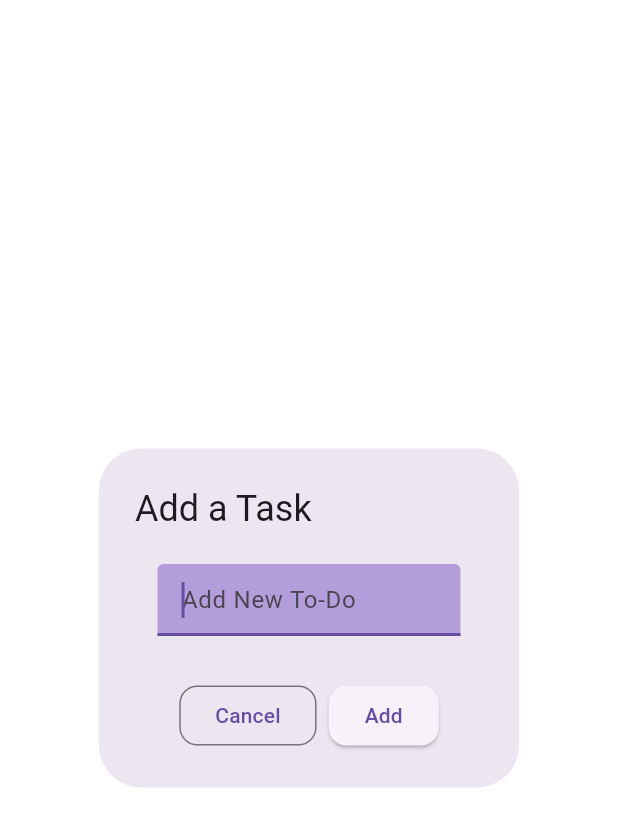
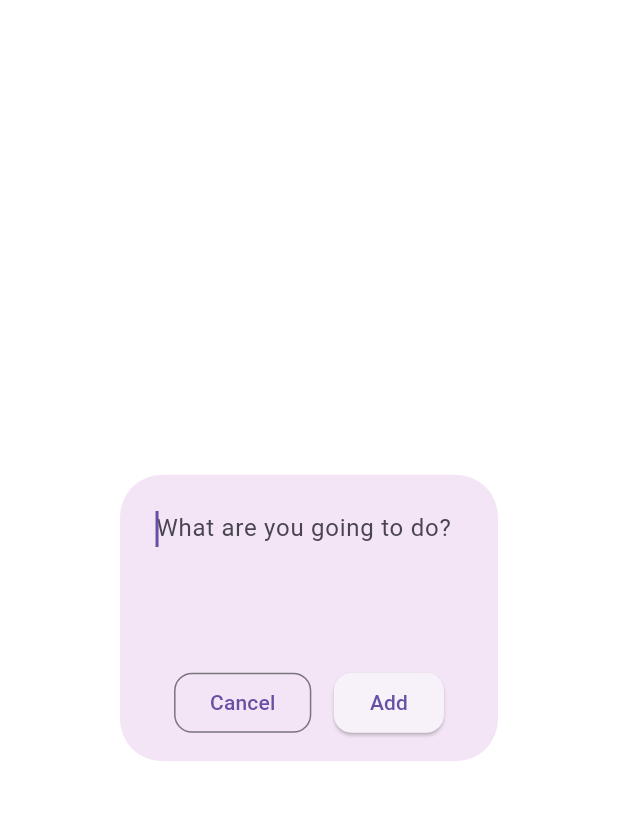
Before and after one commit to csarevalo/todo-list, a Flutter app: the AddTaskDialog screen opened by its route, on a phone screen of 412 x 824 dp. Shown: the top 827 px of the screen. Run offline on Flutter 3.47's test engine with Material 3 defaults, Android fonts, the phone set to English and light mode, and no system bars; our stand-ins replace flutter_slidable.

Commit message:
improved dialog

```diff
--- a/lib/widgets/dialogs/add_task_dialog.dart
+++ b/lib/widgets/dialogs/add_task_dialog.dart
@@ -24,28 +24,23 @@ class AddTaskDialog extends StatelessWidget {
   @override
   Widget build(BuildContext context) {
     return AlertDialog(
-      title: const Text("Add a Task"),
-      content: Padding(
-        padding: const EdgeInsets.symmetric(
-          horizontal: 15,
-          vertical: 5,
+      backgroundColor: Colors.purple.shade50,
+      // title: const Text("Add a Task"),
+      content: TextField(
+        autofocus: true,
+        textInputAction:
+            TextInputAction.done, // submit on enter... no new lines
+        maxLines: 3, // limit lines displayed
+        controller: _taskTitleController,
+        decoration: const InputDecoration(
+          hintText: 'What are you going to do?',
+          border: InputBorder.none,
         ),
-        child: TextField(
-          autofocus: true,
-          controller: _taskTitleController,
-          decoration: InputDecoration(
-            hintText: 'Add New To-Do',
-            filled: true,
-            fillColor: Colors.deepPurple.shade200,
-            enabledBorder: OutlineInputBorder(
-              borderSide: const BorderSide(
-                color: Colors.deepPurple,
-              ),
-              borderRadius: BorderRadius.circular(10),
-            ),
-          ),
-        ),
+        onSubmitted: (value) {
+          _addTask(context);
+        },
       ),
+
       actions: <Widget>[
         OutlinedButton(
           style: OutlinedButton.styleFrom(
@@ -71,6 +66,9 @@ class AddTaskDialog extends StatelessWidget {
         ),
       ],
       actionsAlignment: MainAxisAlignment.center,
+      actionsPadding: const EdgeInsets.only(bottom: 15),
+      buttonPadding: const EdgeInsets.symmetric(horizontal: 15),
+      insetPadding: const EdgeInsets.all(80), // outside dialog
     );
   }
 }
```
